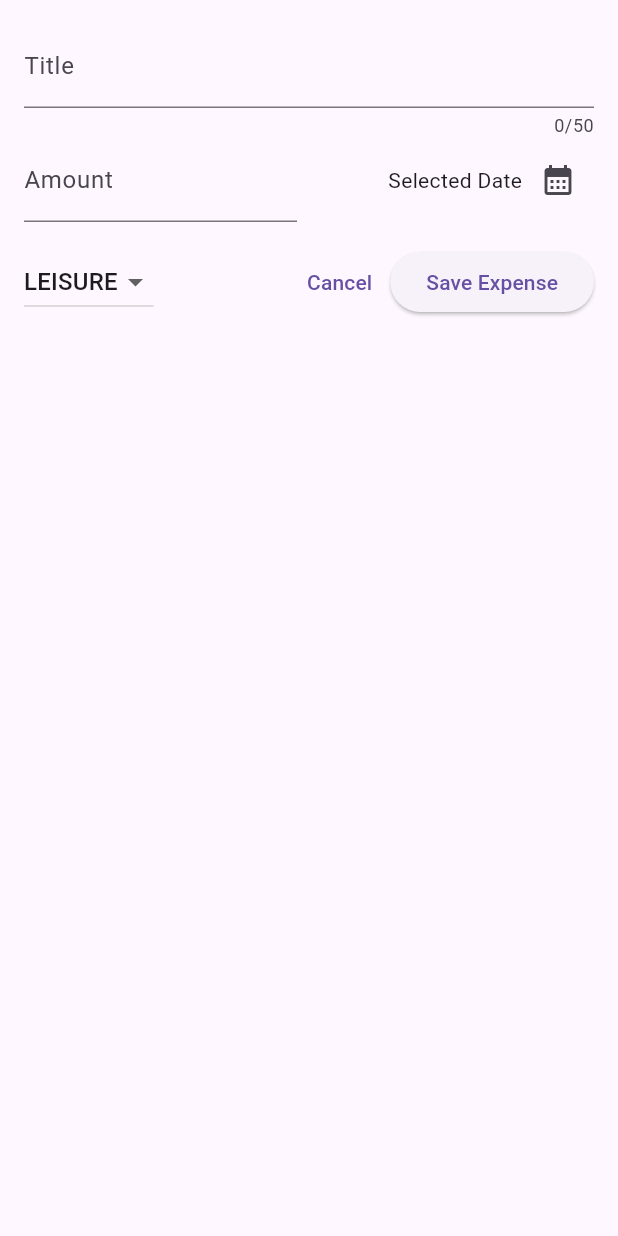
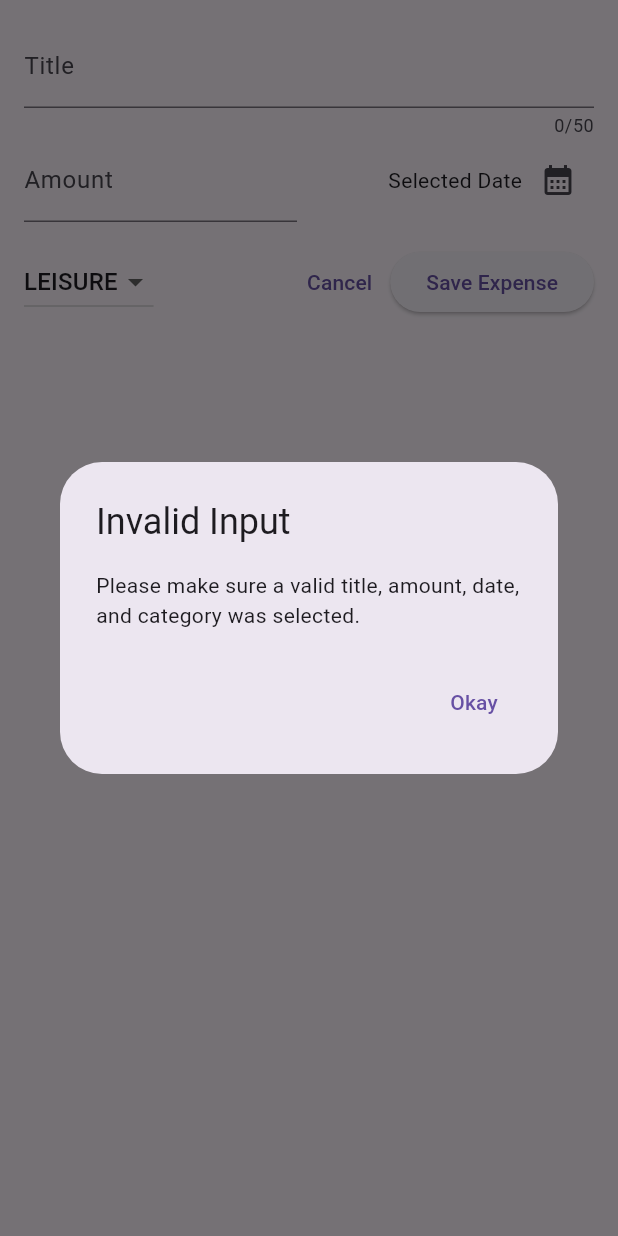
Before and after one commit to simpleittools/expense_tracker, a Flutter app: the NewExpense widget shown alone on an empty page, opened directly, after a tap on "Save Expense", on a phone screen of 412 x 824 dp. Run offline on Flutter 3.47's test engine with Material 3 defaults, Android fonts, the phone set to English and light mode, and no system bars.

Commit message:
add error message if validation fails on new_expense.dart method _submitExpenseData.

```diff
--- a/lib/widgets/new_expense.dart
+++ b/lib/widgets/new_expense.dart
@@ -39,7 +39,23 @@
     if (_titleController.text.trim().isEmpty ||
         amountIsInvalid ||
         _selectedDate == null) {
-      // Show an error message
+      showDialog(
+        context: context,
+        builder: (ctx) => AlertDialog(
+          title: const Text('Invalid Input'),
+          content: const Text(
+              'Please make sure a valid title, amount, date, and category was selected.'),
+          actions: [
+            TextButton(
+              onPressed: () {
+                Navigator.pop(ctx);
+              },
+              child: const Text('Okay'),
+            )
+          ],
+        ),
+      );
+      return;
     }
   }
 
```
